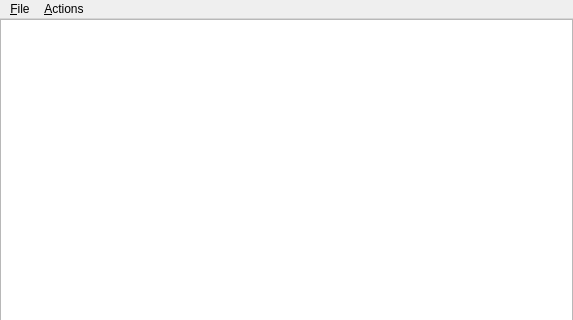
Old version of the form qt4/tlist/mainwindow.ui in the repository gam3/trasker; both pictures show x 0 to 573 and y 0 to 320 of the 573 by 468 pixel window.
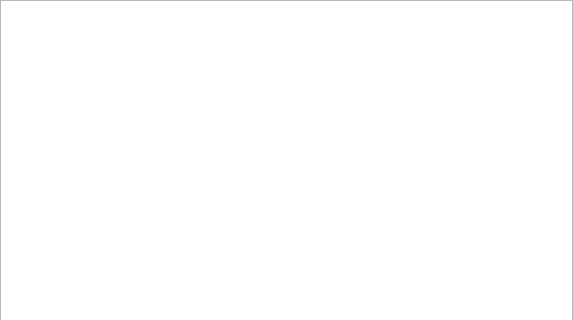
New version of the form. Custom widgets are drawn as their Qt base class.

The edit to the form file:
```diff
--- a/qt4/tlist/mainwindow.ui
+++ b/qt4/tlist/mainwindow.ui
@@ -13,6 +13,14 @@
    <string>Editable Tree Model</string>
   </property>
   <widget class="QWidget" name="centralwidget" >
+   <property name="geometry" >
+    <rect>
+     <x>0</x>
+     <y>0</y>
+     <width>573</width>
+     <height>445</height>
+    </rect>
+   </property>
    <layout class="QVBoxLayout" >
     <property name="margin" >
      <number>0</number>
@@ -41,35 +49,15 @@
     </item>
    </layout>
   </widget>
-  <widget class="QMenuBar" name="menubar" >
+  <widget class="QStatusBar" name="statusbar" >
    <property name="geometry" >
     <rect>
      <x>0</x>
-     <y>0</y>
+     <y>445</y>
      <width>573</width>
-     <height>31</height>
+     <height>23</height>
     </rect>
    </property>
-   <widget class="QMenu" name="fileMenu" >
-    <property name="title" >
-     <string>&amp;File</string>
-    </property>
-    <addaction name="exitAction" />
-   </widget>
-   <widget class="QMenu" name="actionsMenu" >
-    <property name="title" >
-     <string>&amp;Actions</string>
-    </property>
-    <addaction name="insertRowAction" />
-    <addaction name="insertColumnAction" />
-    <addaction name="separator" />
-    <addaction name="removeRowAction" />
-    <addaction name="removeColumnAction" />
-    <addaction name="separator" />
-    <addaction name="insertChildAction" />
-   </widget>
-   <addaction name="fileMenu" />
-   <addaction name="actionsMenu" />
   </widget>
   <widget class="QStatusBar" name="statusbar" />
   <action name="exitAction" >
@@ -121,6 +109,13 @@
    </property>
   </action>
  </widget>
+ <customwidgets>
+  <customwidget>
+   <class>MyTreeView</class>
+   <extends>QTreeView</extends>
+   <header>mytreeview.h</header>
+  </customwidget>
+ </customwidgets>
  <resources>
   <include location="editabletreemodel.qrc" />
  </resources>
```
Left out of the diff: 13 changed lines with no effect on the pictures.
